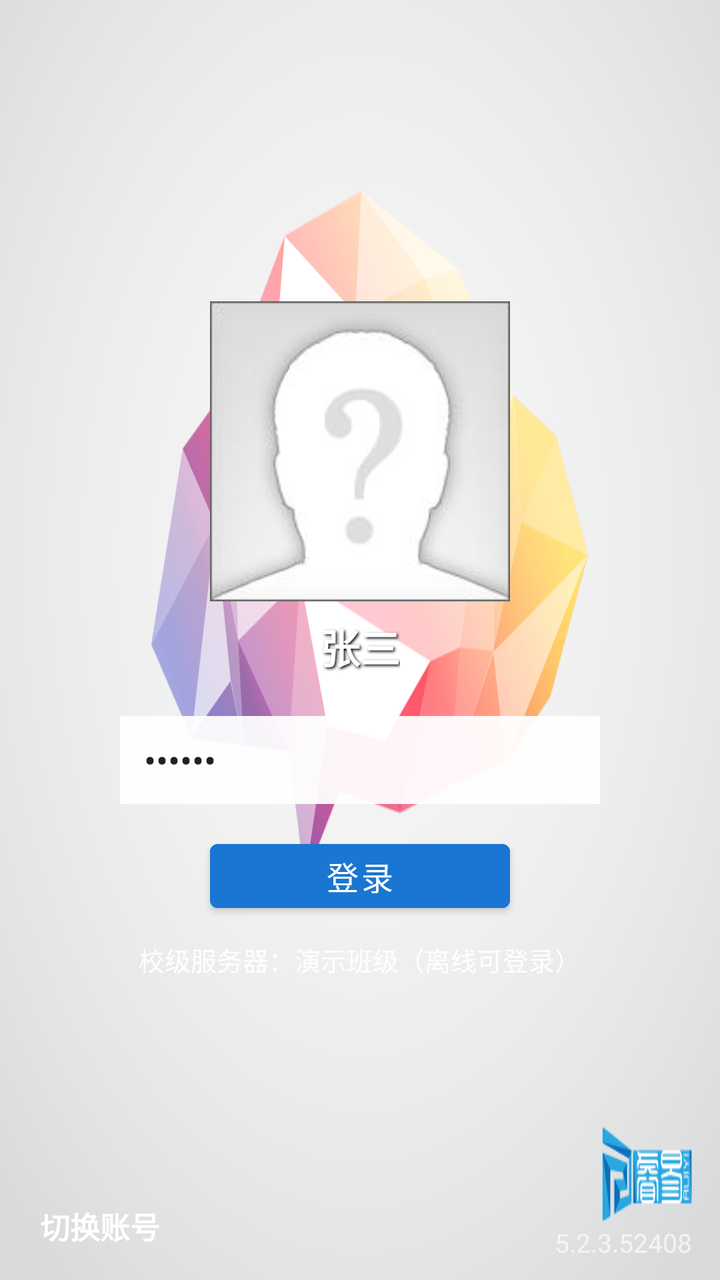
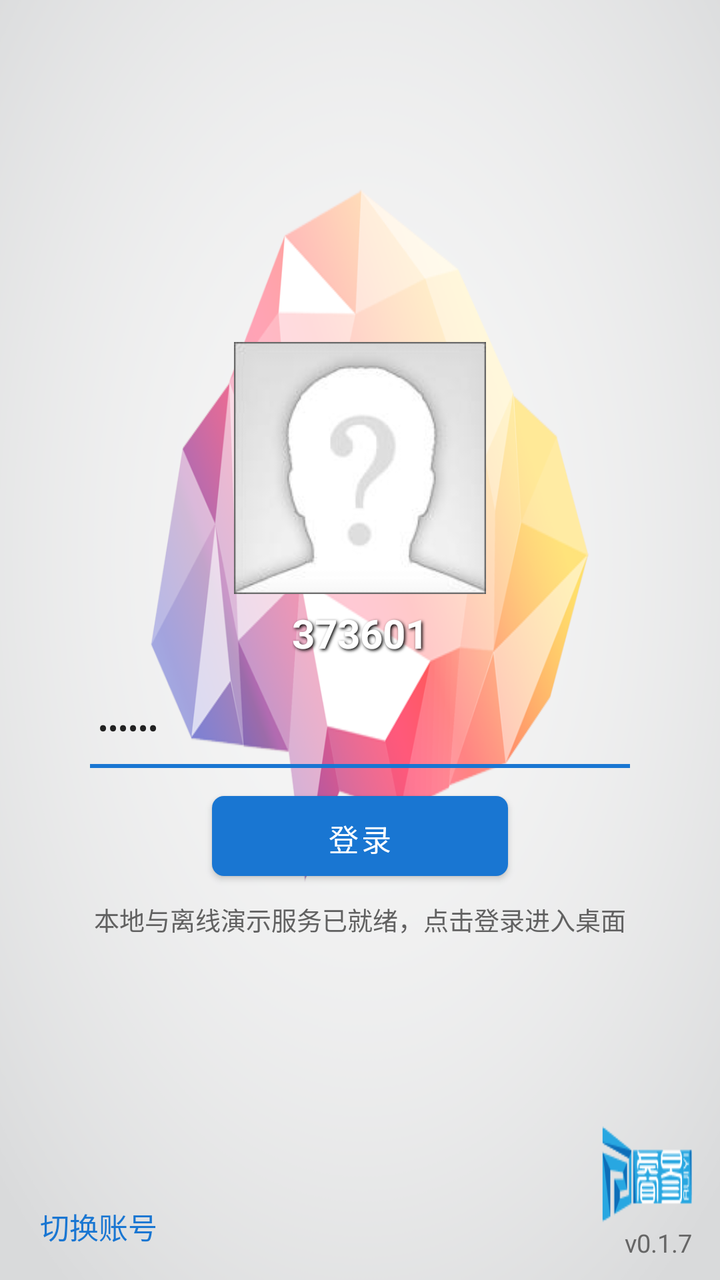

An Android layout rendered at two revisions. The XML below is the earlier revision; the diff shows what the commit changed to produce the second picture.
<!-- AndroidManifest.xml: application theme AppTheme -->
<!-- res/layout/activity_login2.xml -->
<?xml version="1.0" encoding="utf-8"?>
<RelativeLayout xmlns:android="http://schemas.android.com/apk/res/android"
    android:id="@+id/RelativeLayout1"
    android:layout_width="match_parent"
    android:layout_height="match_parent"
    android:background="@drawable/background_main">

    <LinearLayout
        android:layout_width="wrap_content"
        android:layout_height="wrap_content"
        android:layout_centerInParent="true"
        android:gravity="center"
        android:orientation="vertical"
        android:padding="24dp">

        <ImageView
            android:id="@+id/imageViewVoice"
            android:layout_width="150dp"
            android:layout_height="150dp"
            android:layout_marginBottom="8dp"
            android:scaleType="centerCrop"
            android:src="@drawable/no_pic" />

        <TextView
            android:id="@+id/textViewRealName"
            android:layout_width="wrap_content"
            android:layout_height="wrap_content"
            android:layout_marginBottom="10dp"
            android:shadowColor="#FF000000"
            android:shadowDx="2"
            android:shadowDy="2"
            android:shadowRadius="3"
            android:text="张三"
            android:textAppearance="?android:textAppearanceMedium"
            android:textColor="#FFFFFFFF"
            android:textSize="20sp"
            android:textStyle="bold" />

        <EditText
            android:id="@+id/editTextPassword"
            android:layout_width="240dp"
            android:layout_height="44dp"
            android:layout_marginTop="10dp"
            android:background="#EEFFFFFF"
            android:hint="请输入密码"
            android:inputType="textPassword"
            android:paddingStart="12dp"
            android:paddingEnd="12dp"
            android:text="123456"
            android:textColor="#212121" />

        <Button
            android:id="@+id/buttonLogin"
            android:layout_width="150dp"
            android:layout_height="44dp"
            android:layout_marginTop="14dp"
            android:backgroundTint="@color/primaryColor"
            android:text="登录"
            android:textColor="#FFFFFF"
            android:textSize="16sp" />

        <TextView
            android:id="@+id/textViewNewVersion"
            android:layout_width="wrap_content"
            android:layout_height="wrap_content"
            android:layout_marginTop="10dp"
            android:text="校级服务器：演示班级（离线可登录）"
            android:textColor="#EEFFFFFF"
            android:textSize="13sp" />
    </LinearLayout>

    <TextView
        android:id="@+id/textViewVersion"
        android:layout_width="wrap_content"
        android:layout_height="wrap_content"
        android:layout_alignParentEnd="true"
        android:layout_alignParentBottom="true"
        android:layout_marginEnd="14dp"
        android:layout_marginBottom="10dp"
        android:text="5.2.3.52408"
        android:textColor="#AAFFFFFF"
        android:textSize="13sp" />

    <TextView
        android:id="@+id/textViewSwitchAccount"
        android:layout_width="wrap_content"
        android:layout_height="wrap_content"
        android:layout_alignParentStart="true"
        android:layout_alignParentBottom="true"
        android:layout_marginStart="14dp"
        android:layout_marginBottom="10dp"
        android:paddingStart="6dp"
        android:paddingTop="12dp"
        android:paddingEnd="24dp"
        android:paddingBottom="6dp"
        android:text="切换账号"
        android:textColor="#FFFFFFFF"
        android:textSize="15sp"
        android:textStyle="bold" />
</RelativeLayout>
<!-- resources referenced by this layout -->
<resources>
  <color name="primaryColor">#FF1976D2</color>
  <!-- drawable background_main: png bitmap (drawable-nodpi, 114542 bytes) -->
  <!-- drawable no_pic: jpg bitmap (drawable, 3181 bytes) -->
  <style name="AppTheme" parent="Theme.MaterialComponents.Light.DarkActionBar">
          <item name="colorPrimary">@color/primaryColor</item>
          <item name="colorPrimaryDark">@color/primaryDarkColor</item>
          <item name="colorAccent">@color/primaryColor</item>
      </style>
  <color name="primaryDarkColor">#FF004BA0</color>
</resources>

<!-- the commit's change to res/layout/activity_login2.xml (unified diff, before → after) -->
@@ -3,7 +3,15 @@
     android:id="@+id/RelativeLayout1"
     android:layout_width="match_parent"
     android:layout_height="match_parent"
-    android:background="@drawable/background_main">
+    android:background="#FFEAEAEA">
+
+    
+    <ImageView
+        android:id="@+id/ivLoginBg"
+        android:layout_width="match_parent"
+        android:layout_height="match_parent"
+        android:scaleType="fitXY"
+        android:src="@drawable/background_main" />
 
     <LinearLayout
         android:layout_width="wrap_content"
@@ -11,13 +19,14 @@
         android:layout_centerInParent="true"
         android:gravity="center"
         android:orientation="vertical"
-        android:padding="24dp">
+        android:padding="20dp">
 
         <ImageView
             android:id="@+id/imageViewVoice"
-            android:layout_width="150dp"
-            android:layout_height="150dp"
-            android:layout_marginBottom="8dp"
+            android:layout_width="126dp"
+            android:layout_height="126dp"
+            android:layout_marginBottom="6dp"
+            android:elevation="2dp"
             android:scaleType="centerCrop"
             android:src="@drawable/no_pic" />
 
@@ -29,8 +38,8 @@
             android:shadowColor="#FF000000"
             android:shadowDx="2"
             android:shadowDy="2"
-            android:shadowRadius="3"
-            android:text="张三"
+            android:shadowRadius="4"
+            android:text="373601"
             android:textAppearance="?android:textAppearanceMedium"
             android:textColor="#FFFFFFFF"
             android:textSize="20sp"
@@ -38,35 +47,39 @@
 
         <EditText
             android:id="@+id/editTextPassword"
-            android:layout_width="240dp"
-            android:layout_height="44dp"
-            android:layout_marginTop="10dp"
-            android:background="#EEFFFFFF"
+            android:layout_width="270dp"
+            android:layout_height="40dp"
+            android:layout_marginTop="4dp"
+            android:background="@drawable/bg_login_underline"
             android:hint="请输入密码"
             android:inputType="textPassword"
-            android:paddingStart="12dp"
-            android:paddingEnd="12dp"
+            android:paddingStart="4dp"
+            android:paddingEnd="4dp"
+            android:singleLine="true"
             android:text="123456"
-            android:textColor="#212121" />
+            android:textColor="#FF212121"
+            android:textColorHint="#FF555555"
+            android:textSize="15sp" />
 
         <Button
             android:id="@+id/buttonLogin"
-            android:layout_width="150dp"
-            android:layout_height="44dp"
+            android:layout_width="148dp"
+            android:layout_height="40dp"
             android:layout_marginTop="14dp"
-            android:backgroundTint="@color/primaryColor"
+            android:background="@drawable/bg_login_btn"
             android:text="登录"
-            android:textColor="#FFFFFF"
-            android:textSize="16sp" />
+            android:textAllCaps="false"
+            android:textColor="#FFFFFFFF"
+            android:textSize="15sp" />
 
         <TextView
             android:id="@+id/textViewNewVersion"
             android:layout_width="wrap_content"
             android:layout_height="wrap_content"
-            android:layout_marginTop="10dp"
-            android:text="校级服务器：演示班级（离线可登录）"
-            android:textColor="#EEFFFFFF"
-            android:textSize="13sp" />
+            android:layout_marginTop="12dp"
+            android:text="本地与离线演示服务已就绪，点击登录进入桌面"
+            android:textColor="#FF616161"
+            android:textSize="12.5sp" />
     </LinearLayout>
 
     <TextView
@@ -77,9 +90,9 @@
         android:layout_alignParentBottom="true"
         android:layout_marginEnd="14dp"
         android:layout_marginBottom="10dp"
-        android:text="5.2.3.52408"
-        android:textColor="#AAFFFFFF"
-        android:textSize="13sp" />
+        android:text="v0.1.7"
+        android:textColor="#FF666666"
+        android:textSize="12.5sp" />
 
     <TextView
         android:id="@+id/textViewSwitchAccount"
@@ -87,14 +100,13 @@
         android:layout_height="wrap_content"
         android:layout_alignParentStart="true"
         android:layout_alignParentBottom="true"
-        android:layout_marginStart="14dp"
+        android:layout_marginStart="16dp"
         android:layout_marginBottom="10dp"
-        android:paddingStart="6dp"
+        android:paddingStart="4dp"
         android:paddingTop="12dp"
         android:paddingEnd="24dp"
         android:paddingBottom="6dp"
         android:text="切换账号"
-        android:textColor="#FFFFFFFF"
-        android:textSize="15sp"
-        android:textStyle="bold" />
+        android:textColor="#FF1976D2"
+        android:textSize="14.5sp" />
 </RelativeLayout>
<!-- resource entries referenced after the edit -->
@@ -2,6 +2,22 @@
 <resources>
   <color name="primaryColor">#FF1976D2</color>
   <!-- drawable background_main: png bitmap (drawable-nodpi, 114542 bytes) -->
+  <!-- drawable bg_login_btn (drawable) -->
+  <?xml version="1.0" encoding="utf-8"?>
+  <shape xmlns:android="http://schemas.android.com/apk/res/android"
+      android:shape="rectangle">
+      <solid android:color="#FF1976D2" />
+      <corners android:radius="6dp" />
+  </shape>
+  <!-- drawable bg_login_underline (drawable) -->
+  <?xml version="1.0" encoding="utf-8"?>
+  <layer-list xmlns:android="http://schemas.android.com/apk/res/android">
+      <item android:top="38dp">
+          <shape android:shape="rectangle">
+              <solid android:color="#FF1976D2" />
+          </shape>
+      </item>
+  </layer-list>
   <!-- drawable no_pic: jpg bitmap (drawable, 3181 bytes) -->
   <style name="AppTheme" parent="Theme.MaterialComponents.Light.DarkActionBar">
           <item name="colorPrimary">@color/primaryColor</item>
